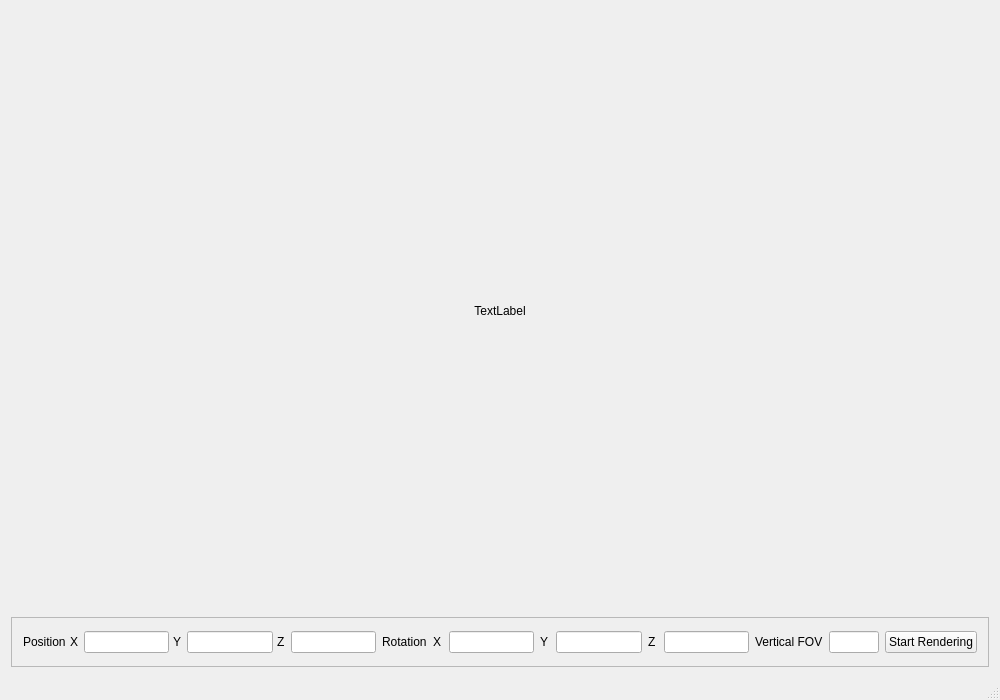
Old version of the form graster.ui in the repository wolfand11/GRaster.
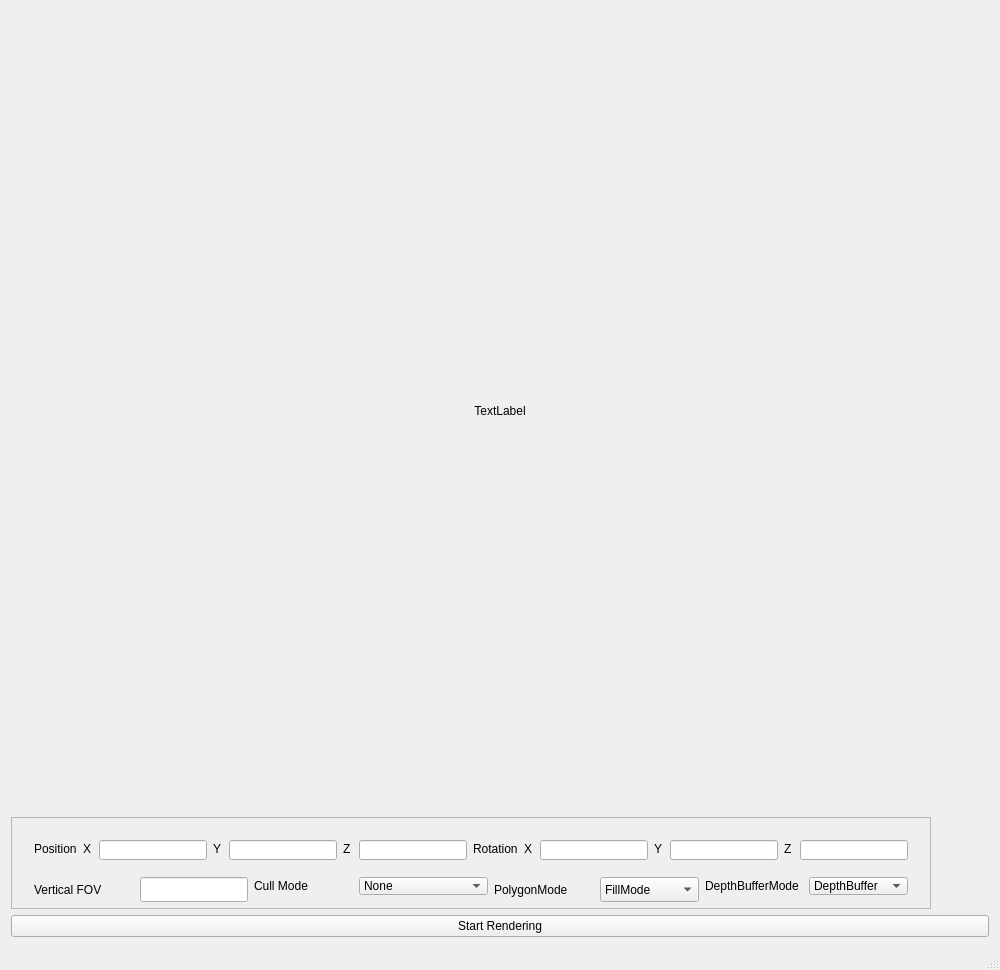
New version of the form.

Commit message: support depth w buffer

Patch:
```diff
--- a/graster.ui
+++ b/graster.ui
@@ -7,11 +7,11 @@
     <x>0</x>
     <y>0</y>
     <width>1000</width>
-    <height>700</height>
+    <height>970</height>
    </rect>
   </property>
   <property name="sizePolicy">
-   <sizepolicy hsizetype="Ignored" vsizetype="Ignored">
+   <sizepolicy hsizetype="Fixed" vsizetype="Fixed">
     <horstretch>0</horstretch>
     <verstretch>0</verstretch>
    </sizepolicy>
@@ -19,7 +19,13 @@
   <property name="minimumSize">
    <size>
     <width>1000</width>
-    <height>700</height>
+    <height>970</height>
+   </size>
+  </property>
+  <property name="maximumSize">
+   <size>
+    <width>1000</width>
+    <height>970</height>
    </size>
   </property>
   <property name="windowTitle">
@@ -40,6 +46,8 @@
    </property>
    <layout class="QVBoxLayout" name="verticalLayout">
     <item>
+     <layout class="QHBoxLayout" name="canvasHLayout">
+      <item>
      <widget class="QLabel" name="canvas">
       <property name="sizePolicy">
        <sizepolicy hsizetype="Expanding" vsizetype="Expanding">
@@ -49,8 +57,14 @@
       </property>
       <property name="minimumSize">
        <size>
-        <width>400</width>
-        <height>400</height>
+          <width>800</width>
+          <height>800</height>
+         </size>
+        </property>
+        <property name="maximumSize">
+         <size>
+          <width>800</width>
+          <height>800</height>
        </size>
       </property>
       <property name="text">
@@ -61,6 +75,8 @@
       </property>
      </widget>
     </item>
+     </layout>
+    </item>
     <item>
      <widget class="QFrame" name="editArea">
       <property name="sizePolicy">
@@ -81,15 +97,16 @@
       <property name="frameShadow">
        <enum>QFrame::Raised</enum>
       </property>
-      <layout class="QHBoxLayout" name="horizontalLayout_4">
+      <layout class="QVBoxLayout" name="verticalLayout_2">
        <item>
+        <widget class="QFrame" name="row01">
+         <property name="minimumSize">
+          <size>
+           <width>0</width>
+           <height>40</height>
+          </size>
+         </property>
         <layout class="QHBoxLayout" name="horizontalLayout">
-         <property name="spacing">
-          <number>4</number>
-         </property>
-         <property name="sizeConstraint">
-          <enum>QLayout::SetNoConstraint</enum>
-         </property>
          <item>
           <widget class="QLabel" name="posLabel">
            <property name="text">
@@ -229,10 +246,6 @@
            </property>
           </widget>
          </item>
-        </layout>
-       </item>
-       <item>
-        <layout class="QHBoxLayout" name="horizontalLayout_2">
          <item>
           <widget class="QLabel" name="rotationLabel">
            <property name="text">
@@ -373,11 +386,34 @@
           </widget>
          </item>
         </layout>
+        </widget>
        </item>
        <item>
-        <layout class="QHBoxLayout" name="horizontalLayout_3">
+        <widget class="QFrame" name="row02_2">
+         <property name="minimumSize">
+          <size>
+           <width>0</width>
+           <height>40</height>
+          </size>
+         </property>
+         <layout class="QHBoxLayout" name="row02">
+          <property name="sizeConstraint">
+           <enum>QLayout::SetDefaultConstraint</enum>
+          </property>
          <item>
           <widget class="QLabel" name="fovVertical">
+            <property name="minimumSize">
+             <size>
+              <width>100</width>
+              <height>25</height>
+             </size>
+            </property>
+            <property name="maximumSize">
+             <size>
+              <width>100</width>
+              <height>25</height>
+             </size>
+            </property>
            <property name="text">
             <string>Vertical FOV</string>
            </property>
@@ -394,7 +430,7 @@
            <property name="minimumSize">
             <size>
              <width>50</width>
-             <height>20</height>
+              <height>25</height>
             </size>
            </property>
            <property name="maxLength">
@@ -408,16 +444,128 @@
            </property>
           </widget>
          </item>
-        </layout>
+          <item>
+           <widget class="QLabel" name="cullModeLabel">
+            <property name="text">
+             <string>Cull Mode</string>
+            </property>
+           </widget>
+          </item>
+          <item>
+           <widget class="QComboBox" name="cullModeCB">
+            <item>
+             <property name="text">
+              <string>None</string>
+             </property>
+            </item>
+            <item>
+             <property name="text">
+              <string>Front</string>
+             </property>
+            </item>
+            <item>
+             <property name="text">
+              <string>Back</string>
+             </property>
+            </item>
+            <item>
+             <property name="text">
+              <string>UseShaderSetting</string>
+             </property>
+            </item>
+           </widget>
+          </item>
+          <item>
+           <widget class="QLabel" name="polygonMLabel">
+            <property name="minimumSize">
+             <size>
+              <width>100</width>
+              <height>25</height>
+             </size>
+            </property>
+            <property name="maximumSize">
+             <size>
+              <width>100</width>
+              <height>25</height>
+             </size>
+            </property>
+            <property name="text">
+             <string>PolygonMode</string>
+            </property>
+           </widget>
+          </item>
+          <item>
+           <widget class="QComboBox" name="fillModeCB">
+            <property name="minimumSize">
+             <size>
+              <width>0</width>
+              <height>25</height>
+             </size>
+            </property>
+            <property name="editable">
+             <bool>false</bool>
+            </property>
+            <property name="currentIndex">
+             <number>2</number>
+            </property>
+            <item>
+             <property name="text">
+              <string>PointMode</string>
+             </property>
+            </item>
+            <item>
+             <property name="text">
+              <string>LineMode</string>
+             </property>
+            </item>
+            <item>
+             <property name="text">
+              <string>FillMode</string>
+             </property>
+            </item>
+           </widget>
+          </item>
+          <item>
+           <widget class="QLabel" name="depthBMLabel">
+            <property name="maximumSize">
+             <size>
+              <width>100</width>
+              <height>25</height>
+             </size>
+            </property>
+            <property name="text">
+             <string>DepthBufferMode</string>
+            </property>
+           </widget>
+          </item>
+          <item>
+           <widget class="QComboBox" name="depthBModeCB">
+            <property name="currentIndex">
+             <number>0</number>
+            </property>
+            <item>
+             <property name="text">
+              <string>DepthBuffer</string>
+             </property>
+            </item>
+            <item>
+             <property name="text">
+              <string>WBuffer</string>
+             </property>
+            </item>
+           </widget>
+          </item>
+         </layout>
+        </widget>
+       </item>
+      </layout>
+     </widget>
        </item>
        <item>
         <widget class="QPushButton" name="doDrawBtn">
          <property name="text">
           <string>Start Rendering</string>
          </property>
-        </widget>
-       </item>
-      </layout>
      </widget>
     </item>
    </layout>
```
Lines whose indentation alone changed are shown as unchanged. The commit also changes 19 other files.
